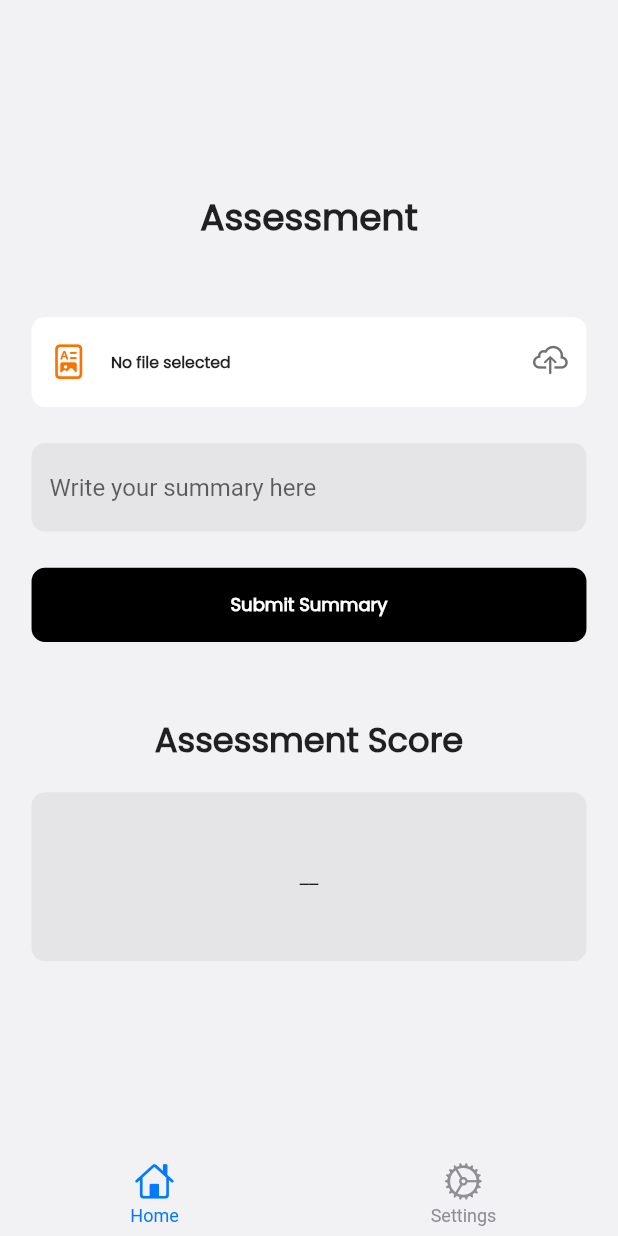
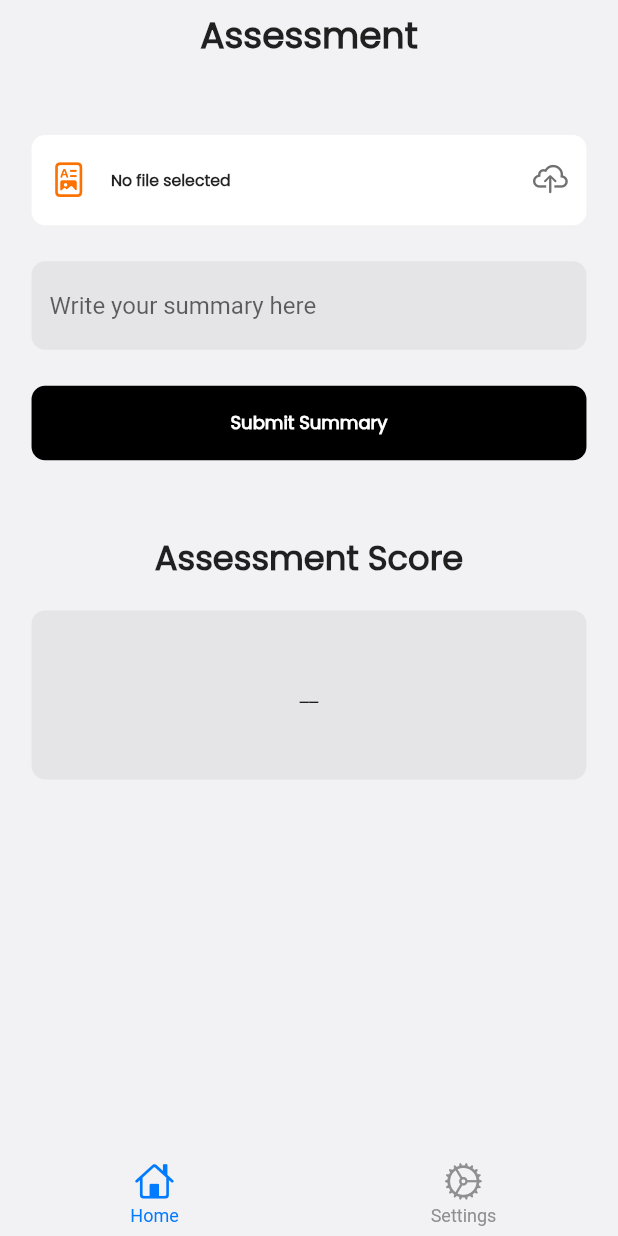
Before and after one commit to Leo-Chan01/student_assess, a Flutter app: the screen it shows after launch, on a phone screen of 412 x 824 dp. Run offline on Flutter 3.47's test engine with Material 3 defaults, Android fonts, the phone set to English and light mode, and no system bars; drawn by our look-alikes of persistent_bottom_nav_bar; our stand-ins replace file_picker, flutter_screenutil, flutter_svg, go_router, modal_bottom_sheet; missing offline and left inert: flutter_pdf_text, similarity, wechat_assets_picker.

Commit message:
student assess page logic

```diff
--- a/lib/view_model/utils/config/routes.dart
+++ b/lib/view_model/utils/config/routes.dart
@@ -22,7 +22,7 @@ class AppRoutes {
       ),
       GoRoute(
         path: AppRoutes.studentAssessRoute,
-        builder: (context, state) => StudentAssessPage(),
+        builder: (context, state) => const StudentAssessPage(),
       ),
       GoRoute(
         path: AppRoutes.studentProfileRoute,
--- a/lib/views/mainscreen.dart
+++ b/lib/views/mainscreen.dart
@@ -45,7 +45,7 @@ class Mainscreen extends StatelessWidget {
   }
 
   List<Widget> _buildScreens() {
-    return [StudentAssessPage(), const StudentProfilePage()];
+    return [const StudentAssessPage(), const StudentProfilePage()];
   }
 
   List<PersistentBottomNavBarItem> _navBarsItems() {
@@ -60,7 +60,7 @@ class Mainscreen extends StatelessWidget {
           initialRoute: AppRoutes.homeRoute,
           routes: {
             AppRoutes.studentAssessRoute: (final context) =>
-                StudentAssessPage(),
+                const StudentAssessPage(),
             AppRoutes.studentProfileRoute: (final context) =>
                 const StudentProfilePage(),
           },
@@ -76,7 +76,7 @@ class Mainscreen extends StatelessWidget {
           initialRoute: AppRoutes.homeRoute,
           routes: {
             AppRoutes.studentAssessRoute: (final context) =>
-                StudentAssessPage(),
+                const StudentAssessPage(),
             AppRoutes.studentProfileRoute: (final context) =>
                 const StudentProfilePage(),
           },
--- a/lib/views/student_assess_page.dart
+++ b/lib/views/student_assess_page.dart
@@ -8,9 +8,9 @@ import 'package:student_assess/view_model/utils/config/color.dart';
 import 'package:student_assess/view_model/utils/extension/num_extension.dart';
 
 class StudentAssessPage extends StatelessWidget {
-  StudentAssessPage({super.key});
+  const StudentAssessPage({super.key});
 
-  TextEditingController inputcontroller = TextEditingController();
+  static final TextEditingController inputcontroller = TextEditingController();
 
   @override
   Widget build(BuildContext context) {
@@ -20,10 +20,6 @@ class StudentAssessPage extends StatelessWidget {
       child: Center(
           child: Padding(
         padding: EdgeInsets.symmetric(vertical: 8.sp, horizontal: 28.sp),
-        child: SingleChildScrollView(
-          padding: EdgeInsetsDirectional.zero,
-          child: Align(
-            alignment: Alignment.topCenter,
         child: Column(
           mainAxisAlignment: MainAxisAlignment.start,
           children: [
@@ -127,7 +123,7 @@ class StudentAssessPage extends StatelessWidget {
               keyboardType: TextInputType.multiline,
               minLines: 1,
               controller: inputcontroller,
-                  maxLines: null,
+              // maxLines: null,
               expands: false,
             ),
             SizedBox(height: 32.h),
@@ -173,8 +169,6 @@ class StudentAssessPage extends StatelessWidget {
             )
           ],
         ),
-          ),
-        ),
       )),
     ));
   }
```
Lines whose indentation alone changed are shown as unchanged.
